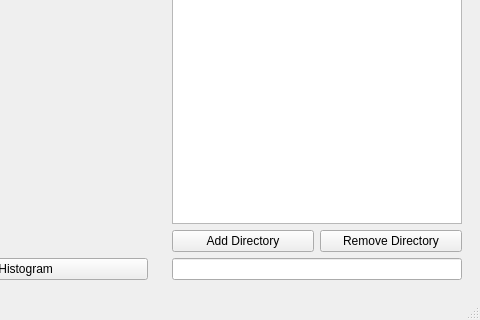
KDE/strigiutils, file src/searchclient/newclient/searchdialog.ui: the form before one commit; both pictures show x 160 to 640 and y 117 to 437 of the 640 by 437 pixel window.
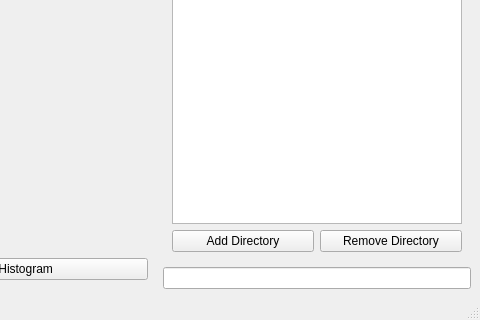
The form after the commit. Custom widgets are drawn as their Qt base class.

Commit message: Fix the layout: The LineEdit has to be outside the stackedwidget

Patch:
```diff
--- a/src/searchclient/newclient/searchdialog.ui
+++ b/src/searchclient/newclient/searchdialog.ui
@@ -14,7 +14,7 @@
   </property>
   <widget class="QWidget" name="centralwidget" >
    <layout class="QGridLayout" >
-    <item row="0" column="0" >
+    <item rowspan="2" row="0" column="0" >
      <widget class="QDockWidget" name="dockWidget" >
       <widget class="QWidget" name="dockWidgetContents" >
        <layout class="QGridLayout" >
@@ -86,9 +86,6 @@
           </property>
          </widget>
         </item>
-        <item row="4" column="0" colspan="2" >
-         <widget class="QLineEdit" name="queryfield" />
-        </item>
        </layout>
       </widget>
       <widget class="QWidget" name="page_2" >
@@ -112,6 +109,9 @@
       </widget>
      </widget>
     </item>
+    <item row="1" column="1" >
+     <widget class="QLineEdit" name="queryfield" />
+    </item>
    </layout>
   </widget>
   <widget class="QMenuBar" name="menubar" >
```
